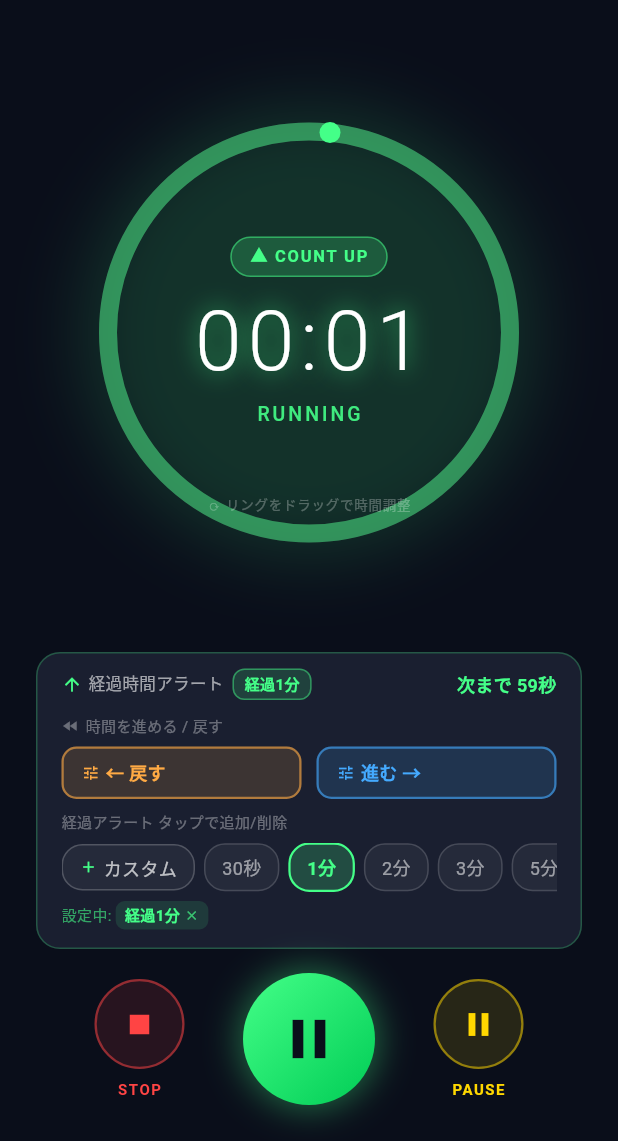
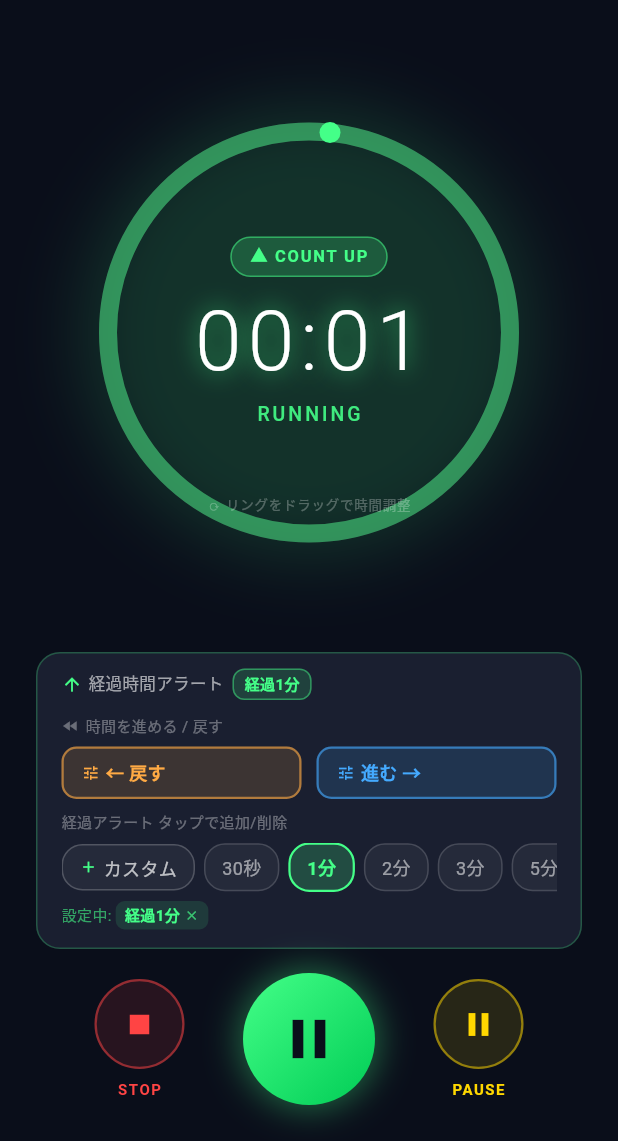
Before and after one commit to GGGxVVV/beauty-timer, a Flutter app: the screen it shows after launch, after a tap on the "play arrow" icon, on a phone screen of 412 x 824 dp, the part 95-1236 px from its top. Run offline on Flutter 3.47's test engine with Material 3 defaults, Android fonts, the phone set to English and light mode, and no system bars; our stand-ins replace flutter_tts.

Commit message:
genspark auto-backup

```diff
--- a/lib/screens/timer_screen.dart
+++ b/lib/screens/timer_screen.dart
@@ -105,7 +105,6 @@ class TimerScreen extends StatelessWidget {
     final isActive = provider.isRunning || provider.isPaused;
     if (!isActive) return const SizedBox(height: 8);
 
-    final untilNext = provider.isRunning ? provider.secondsUntilNextElapsed : null;
     final isCountDown = provider.settings.mode == TimerMode.countDown;
     final showCountUpRemaining = !isCountDown &&
         provider.settings.countUpLimitSeconds > 0;
@@ -113,7 +112,6 @@ class TimerScreen extends StatelessWidget {
     final showRemainingAlerts = isCountDown
         ? provider.settings.remainingAlerts.isNotEmpty
         : showCountUpRemaining;
-    final remSec = provider.countUpRemainingSeconds;
 
     return Container(
       margin: const EdgeInsets.symmetric(horizontal: 24),
@@ -144,12 +142,7 @@ class TimerScreen extends StatelessWidget {
                   absolutePrefix: '経過',
                 ),
               ]),
-              if (untilNext != null && provider.settings.elapsedAlerts.isNotEmpty)
-                Text('次まで $untilNext秒',
-                    style: const TextStyle(
-                        color: Color(0xFF44FF88),
-                        fontSize: 12,
-                        fontWeight: FontWeight.bold)),
+
             ],
           ),
           // ── 残り時間アラート行（カウントアップ+上限 または カウントダウン）──
@@ -173,14 +166,7 @@ class TimerScreen extends StatelessWidget {
                     absolutePrefix: '残',
                   ),
                 ]),
-                Text(
-                  isCountDown
-                      ? '現在残り ${provider.formatTime(provider.remainingSeconds)}'
-                      : '現在残り ${provider.formatTime(remSec)}',
-                  style: const TextStyle(
-                      color: Color(0xFFFF4444),
-                      fontSize: 12,
-                      fontWeight: FontWeight.bold)),
+
               ],
             ),
           ],
```
